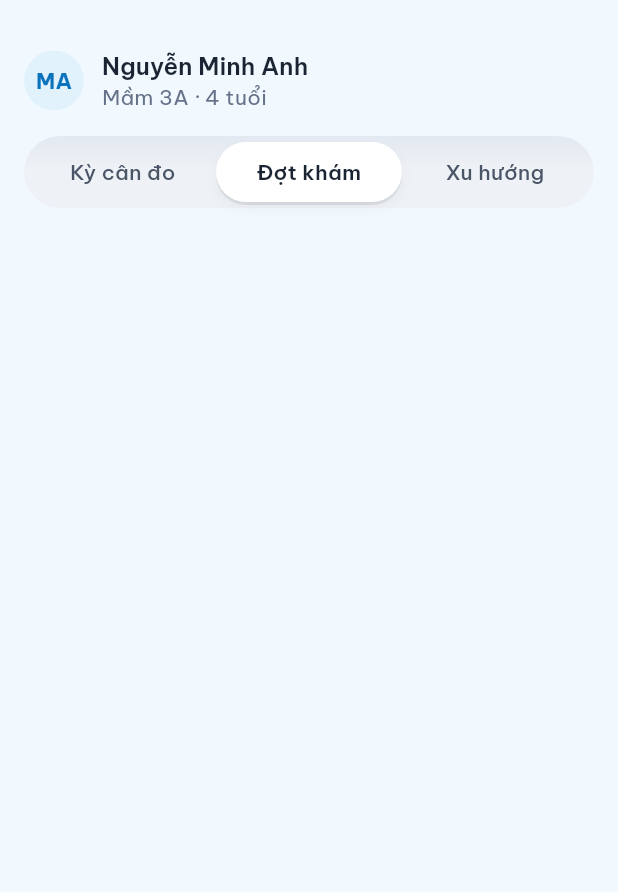
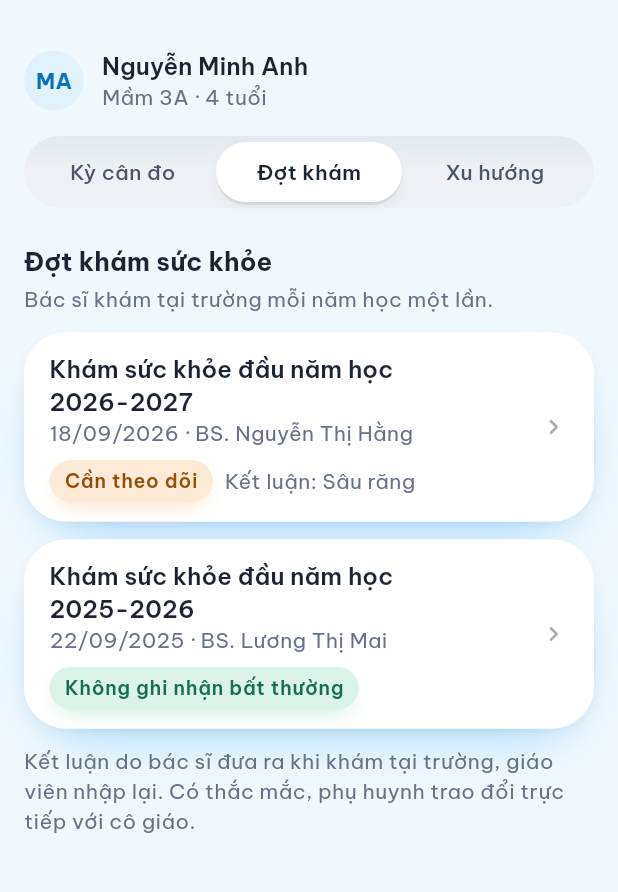
Before and after one commit to thang-04/CareNest_APP, a Flutter app: the HealthBookScreen screen opened directly with sample values from the repository, after a tap on "Đợt khám", on a phone screen of 412 x 824 dp, the part 59-951 px from its top. Run offline on Flutter 3.47's test engine with Material 3 defaults, Android fonts, the phone set to English and light mode, and no system bars; our stand-ins replace dio, flutter_riverpod, flutter_secure_storage, go_router, image_picker; missing offline and left inert: flutter_appauth; accounts and stored records are empty.

Commit message:
TBD-4: Add the exam list tab to the parent health book
Each school health exam shows as a card with its date, doctor, follow-up level and short conclusion; tapping a card hands the exam id to the caller so the detail screen can open. The shared section header and metric row move to health_widgets.dart, and a metric can now carry a status line for vital signs.

```diff
--- a/lib/features/parent/health_book/presentation/screens/health_book_screen.dart
+++ b/lib/features/parent/health_book/presentation/screens/health_book_screen.dart
@@ -15,6 +15,8 @@ import 'package:carenest_app/core/widgets/app_status_badge.dart';
 import 'package:carenest_app/features/parent/health_book/data/fake_health_book_source.dart';
 import 'package:carenest_app/features/parent/health_book/domain/health_book.dart';
 import 'package:carenest_app/features/parent/health_book/presentation/health_labels.dart';
+import 'package:carenest_app/features/parent/health_book/presentation/widgets/health_exams_tab.dart';
+import 'package:carenest_app/features/parent/health_book/presentation/widgets/health_widgets.dart';
 import 'package:carenest_app/features/parent/parent_home/domain/parent_today.dart';
 
 enum HealthBookTab { rounds, exams, trend }
@@ -100,7 +102,10 @@ class _HealthBookScreenState extends State<HealthBookScreen> {
                   rounds: book.rounds,
                   onOpenExams: () => _showTab(HealthBookTab.exams),
                 ),
-                HealthBookTab.exams => const SizedBox.shrink(),
+                HealthBookTab.exams => HealthExamsTab(
+                  exams: book.exams,
+                  onOpenExam: widget.onOpenExam,
+                ),
                 HealthBookTab.trend => const SizedBox.shrink(),
               },
             ],
@@ -139,37 +144,6 @@ class _ChildLine extends StatelessWidget {
           ),
         ),
       ],
-    );
-  }
-}
-
-/// Tiêu đề một phần của sổ kèm một câu giải thích.
-class HealthSectionHeader extends StatelessWidget {
-  const HealthSectionHeader({
-    super.key,
-    required this.title,
-    required this.caption,
-  });
-
-  final String title;
-  final String caption;
-
-  @override
-  Widget build(BuildContext context) {
-    final textTheme = Theme.of(context).textTheme;
-    return Semantics(
-      header: true,
-      child: Column(
-        crossAxisAlignment: CrossAxisAlignment.start,
-        children: [
-          Text(title, style: textTheme.titleMedium),
-          const SizedBox(height: AppSpacing.space1),
-          Text(
-            caption,
-            style: textTheme.bodyMedium?.copyWith(color: AppColors.textMuted),
-          ),
-        ],
-      ),
     );
   }
 }
@@ -325,9 +299,9 @@ class _RoundDetail extends StatelessWidget {
       children: [
         HealthMetricRow(
           metrics: [
-            ('Chiều cao', '$height cm'),
-            ('Cân nặng', '$weight kg'),
-            ('BMI', HealthLabels.number(round.bmi)),
+            HealthMetric('Chiều cao', '$height cm'),
+            HealthMetric('Cân nặng', '$weight kg'),
+            HealthMetric('BMI', HealthLabels.number(round.bmi)),
           ],
         ),
         const SizedBox(height: AppSpacing.space3),
@@ -369,84 +343,3 @@ class _RoundDetail extends StatelessWidget {
     );
   }
 }
-
-/// Hàng ô số đo (chiều cao, cân nặng, BMI); chữ lớn thì xếp dọc.
-class HealthMetricRow extends StatelessWidget {
-  const HealthMetricRow({super.key, required this.metrics});
-
-  /// (nhãn, giá trị kèm đơn vị)
-  final List<(String, String)> metrics;
-
-  @override
-  Widget build(BuildContext context) {
-    final tiles = [
-      for (final (label, value) in metrics)
-        _MetricTile(label: label, value: value),
-    ];
-    if (MediaQuery.textScalerOf(context).scale(1) > 1.3) {
-      return Column(
-        crossAxisAlignment: CrossAxisAlignment.stretch,
-        children: [
-          for (var i = 0; i < tiles.length; i++) ...[
-            if (i > 0) const SizedBox(height: AppSpacing.space2),
-            tiles[i],
-          ],
-        ],
-      );
-    }
-    return IntrinsicHeight(
-      child: Row(
-        crossAxisAlignment: CrossAxisAlignment.stretch,
-        children: [
-          for (var i = 0; i < tiles.length; i++) ...[
-            if (i > 0) const SizedBox(width: AppSpacing.space2),
-            Expanded(child: tiles[i]),
-          ],
-        ],
-      ),
-    );
-  }
-}
-
-class _MetricTile extends StatelessWidget {
-  const _MetricTile({required this.label, required this.value});
-
-  final String label;
-  final String value;
-
-  @override
-  Widget build(BuildContext context) {
-    final textTheme = Theme.of(context).textTheme;
-    return Semantics(
-      container: true,
-      label: '$label: $value',
-      excludeSemantics: true,
-      child: DecoratedBox(
-        decoration: BoxDecoration(
-          color: AppColors.primarySoft,
-          borderRadius: BorderRadius.circular(AppRadius.md),
-        ),
-        child: Padding(
-          padding: const EdgeInsets.all(AppSpacing.cardGap),
-          child: Column(
-            children: [
-              Text(
-                label,
-                textAlign: TextAlign.center,
-                style: textTheme.bodyMedium?.copyWith(color: AppColors.primary),
-              ),
-              const SizedBox(height: AppSpacing.space1),
-              Text(
-                value,
-                textAlign: TextAlign.center,
-                style: textTheme.headlineSmall?.copyWith(
-                  color: AppColors.onBrand,
-                ),
-              ),
-            ],
-          ),
-        ),
-      ),
-    );
-  }
-}
--- /dev/null
+++ b/lib/features/parent/health_book/presentation/widgets/health_exams_tab.dart
@@ -0,0 +1,95 @@
+import 'package:flutter/material.dart';
+
+import 'package:carenest_app/core/constants/app_icons.dart';
+import 'package:carenest_app/core/constants/colors.dart';
+import 'package:carenest_app/core/constants/sizes.dart';
+import 'package:carenest_app/core/utils/date_labels.dart';
+import 'package:carenest_app/core/widgets/app_card.dart';
+import 'package:carenest_app/core/widgets/app_list_row.dart';
+import 'package:carenest_app/core/widgets/app_state_view.dart';
+import 'package:carenest_app/core/widgets/app_status_badge.dart';
+import 'package:carenest_app/features/parent/health_book/domain/health_book.dart';
+import 'package:carenest_app/features/parent/health_book/presentation/health_labels.dart';
+import 'package:carenest_app/features/parent/health_book/presentation/widgets/health_widgets.dart';
+
+/// Tab Đợt khám: mỗi đợt một thẻ (tên, ngày, bác sĩ, mức theo dõi, kết luận ngắn);
+/// chạm để mở màn Chi tiết đợt khám (user 17/11).
+class HealthExamsTab extends StatelessWidget {
+  const HealthExamsTab({
+    super.key,
+    required this.exams,
+    required this.onOpenExam,
+  });
+
+  final List<HealthExam> exams;
+  final ValueChanged<String> onOpenExam;
+
+  @override
+  Widget build(BuildContext context) {
+    return Column(
+      crossAxisAlignment: CrossAxisAlignment.stretch,
+      children: [
+        const HealthSectionHeader(
+          title: 'Đợt khám sức khỏe',
+          caption: 'Bác sĩ khám tại trường mỗi năm học một lần.',
+        ),
+        const SizedBox(height: AppSpacing.space3),
+        if (exams.isEmpty) ...[
+          const AppEmptyState(
+            icon: AppIcons.clipboardCheck,
+            title: 'Chưa có kết quả khám',
+            message: 'Kết quả hiện ở đây sau khi bác sĩ khám và có kết luận.',
+          ),
+          const SizedBox(height: AppSpacing.space3),
+        ],
+        for (final exam in exams) ...[
+          _ExamCard(exam: exam, onTap: () => onOpenExam(exam.id)),
+          const SizedBox(height: AppSpacing.space3),
+        ],
+        Text(
+          'Kết luận do bác sĩ đưa ra khi khám tại trường, giáo viên nhập lại. Có thắc mắc, phụ huynh trao đổi trực tiếp với cô giáo.',
+          style: Theme.of(
+            context,
+          ).textTheme.bodyMedium?.copyWith(color: AppColors.textMuted),
+        ),
+      ],
+    );
+  }
+}
+
+class _ExamCard extends StatelessWidget {
+  const _ExamCard({required this.exam, required this.onTap});
+
+  final HealthExam exam;
+  final VoidCallback onTap;
+
+  @override
+  Widget build(BuildContext context) {
+    final (label, tone) = HealthLabels.followUp(exam.followUp);
+    return AppCard(
+      flush: true,
+      child: AppListRow(
+        title: exam.name,
+        titleMaxLines: 3,
+        subtitle: Column(
+          crossAxisAlignment: CrossAxisAlignment.start,
+          children: [
+            Text('${DateLabels.date(exam.date)} · ${exam.doctorName}'),
+            const SizedBox(height: AppSpacing.space2),
+            Wrap(
+              spacing: AppSpacing.space2,
+              runSpacing: AppSpacing.space1,
+              crossAxisAlignment: WrapCrossAlignment.center,
+              children: [
+                AppStatusBadge(label: label, tone: tone),
+                if (exam.issueText case final issue?) Text('Kết luận: $issue'),
+              ],
+            ),
+          ],
+        ),
+        showChevron: true,
+        onTap: onTap,
+      ),
+    );
+  }
+}
--- /dev/null
+++ b/lib/features/parent/health_book/presentation/widgets/health_widgets.dart
@@ -0,0 +1,142 @@
+import 'package:flutter/material.dart';
+
+import 'package:carenest_app/core/constants/colors.dart';
+import 'package:carenest_app/core/constants/sizes.dart';
+
+/// Tiêu đề một phần của sổ kèm một câu giải thích.
+class HealthSectionHeader extends StatelessWidget {
+  const HealthSectionHeader({
+    super.key,
+    required this.title,
+    required this.caption,
+  });
+
+  final String title;
+  final String caption;
+
+  @override
+  Widget build(BuildContext context) {
+    final textTheme = Theme.of(context).textTheme;
+    return Semantics(
+      header: true,
+      child: Column(
+        crossAxisAlignment: CrossAxisAlignment.start,
+        children: [
+          Text(title, style: textTheme.titleMedium),
+          const SizedBox(height: AppSpacing.space1),
+          Text(
+            caption,
+            style: textTheme.bodyMedium?.copyWith(color: AppColors.textMuted),
+          ),
+        ],
+      ),
+    );
+  }
+}
+
+/// Một ô số đo: nhãn, giá trị kèm đơn vị; dấu hiệu sinh tồn có thêm trạng thái.
+@immutable
+class HealthMetric {
+  const HealthMetric(
+    this.label,
+    this.value, {
+    this.status,
+    this.abnormal = false,
+  });
+
+  final String label;
+  final String value;
+  final String? status;
+  final bool abnormal;
+}
+
+/// Hàng ô số đo (chiều cao, cân nặng, BMI; nhiệt độ, mạch, nhịp thở); chữ lớn thì xếp dọc.
+class HealthMetricRow extends StatelessWidget {
+  const HealthMetricRow({super.key, required this.metrics});
+
+  final List<HealthMetric> metrics;
+
+  @override
+  Widget build(BuildContext context) {
+    final tiles = [for (final metric in metrics) _MetricTile(metric: metric)];
+    if (MediaQuery.textScalerOf(context).scale(1) > 1.3) {
+      return Column(
+        crossAxisAlignment: CrossAxisAlignment.stretch,
+        children: [
+          for (var i = 0; i < tiles.length; i++) ...[
+            if (i > 0) const SizedBox(height: AppSpacing.space2),
+            tiles[i],
+          ],
+        ],
+      );
+    }
+    return IntrinsicHeight(
+      child: Row(
+        crossAxisAlignment: CrossAxisAlignment.stretch,
+        children: [
+          for (var i = 0; i < tiles.length; i++) ...[
+            if (i > 0) const SizedBox(width: AppSpacing.space2),
+            Expanded(child: tiles[i]),
+          ],
+        ],
+      ),
+    );
+  }
+}
+
+class _MetricTile extends StatelessWidget {
+  const _MetricTile({required this.metric});
+
+  final HealthMetric metric;
+
+  @override
+  Widget build(BuildContext context) {
+    final textTheme = Theme.of(context).textTheme;
+    final status = metric.status;
+    return Semantics(
+      container: true,
+      label: ['${metric.label}: ${metric.value}', ?status].join(', '),
+      excludeSemantics: true,
+      child: DecoratedBox(
+        decoration: BoxDecoration(
+          color: AppColors.primarySoft,
+          borderRadius: BorderRadius.circular(AppRadius.md),
+        ),
+        child: Padding(
+          padding: const EdgeInsets.all(AppSpacing.cardGap),
+          child: Column(
+            children: [
+              Text(
+                metric.label,
+                textAlign: TextAlign.center,
+                style: textTheme.bodyMedium?.copyWith(color: AppColors.primary),
+              ),
+              const SizedBox(height: AppSpacing.space1),
+              Text(
+                metric.value,
+                textAlign: TextAlign.center,
+                style:
+                    (status == null
+                            ? textTheme.headlineSmall
+                            : textTheme.titleMedium)
+                        ?.copyWith(color: AppColors.onBrand),
+              ),
+              if (status != null) ...[
+                const SizedBox(height: AppSpacing.space1),
+                Text(
+                  status,
+                  textAlign: TextAlign.center,
+                  style: textTheme.labelMedium?.copyWith(
+                    color: metric.abnormal
+                        ? AppColors.warningText
+                        : AppColors.successText,
+                  ),
+                ),
+              ],
+            ],
+          ),
+        ),
+      ),
+    );
+  }
+}
```
Also changed, not shown: 1 other file.
